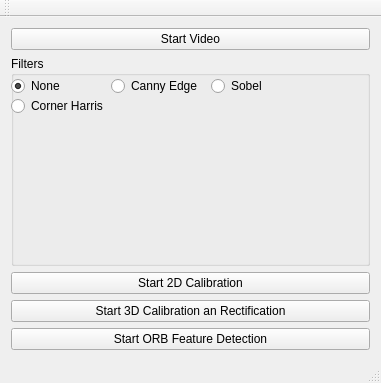
FNicolai/3D-BV, file TemplateCalibration/camcalib.ui: the form before one commit.
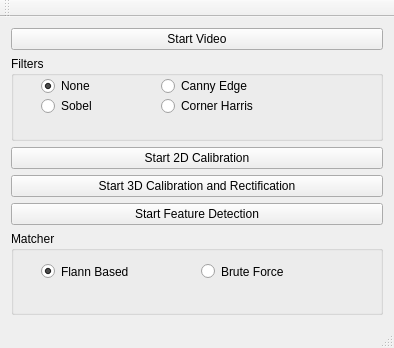
The form after the commit.

Commit message:
Updated GUI  - Fixed some gui mistakes  - Added option to choose between BF- and FLANN-BASED-MATCHER
Updated Code
 - Reduced error by preventing calulation of findHomography if
   vectors are empty
 - Added the option to choose between BF- and FLANN
 - Optimized code by calculating the keypoints for the given
   opject image just ones (Thx. to nlimpert for hint)

Diff of the .ui file:
```diff
--- a/TemplateCalibration/camcalib.ui
+++ b/TemplateCalibration/camcalib.ui
@@ -6,8 +6,8 @@
    <rect>
     <x>0</x>
     <y>0</y>
-    <width>381</width>
-    <height>383</height>
+    <width>394</width>
+    <height>348</height>
    </rect>
   </property>
   <property name="windowTitle">
@@ -32,7 +32,7 @@
         <widget class="QRadioButton" name="radio_none">
          <property name="geometry">
           <rect>
-           <x>0</x>
+           <x>30</x>
            <y>20</y>
            <width>102</width>
            <height>20</height>
@@ -48,9 +48,9 @@
         <widget class="QRadioButton" name="radio_canny">
          <property name="geometry">
           <rect>
-           <x>100</x>
+           <x>150</x>
            <y>20</y>
-           <width>102</width>
+           <width>131</width>
            <height>20</height>
           </rect>
          </property>
@@ -61,8 +61,8 @@
         <widget class="QRadioButton" name="radio_sobel">
          <property name="geometry">
           <rect>
-           <x>200</x>
-           <y>20</y>
+           <x>30</x>
+           <y>40</y>
            <width>102</width>
            <height>20</height>
           </rect>
@@ -74,9 +74,9 @@
         <widget class="QRadioButton" name="radio_corner_harris">
          <property name="geometry">
           <rect>
-           <x>0</x>
+           <x>150</x>
            <y>40</y>
-           <width>102</width>
+           <width>131</width>
            <height>20</height>
           </rect>
          </property>
@@ -96,17 +96,53 @@
       <item>
        <widget class="QPushButton" name="start3DButton">
         <property name="text">
-         <string>Start 3D Calibration an Rectification</string>
+         <string>Start 3D Calibration and Rectification</string>
         </property>
        </widget>
       </item>
       <item>
        <widget class="QPushButton" name="startFeatureButton">
         <property name="text">
-         <string>Start ORB Feature Detection</string>
+         <string>Start Feature Detection</string>
         </property>
        </widget>
       </item>
+      <item>
+       <widget class="QGroupBox" name="groupBox_matcher">
+        <property name="title">
+         <string>Matcher</string>
+        </property>
+        <widget class="QRadioButton" name="radioButton_bf">
+         <property name="geometry">
+          <rect>
+           <x>190</x>
+           <y>30</y>
+           <width>131</width>
+           <height>21</height>
+          </rect>
+         </property>
+         <property name="text">
+          <string>Brute Force</string>
+         </property>
+        </widget>
+        <widget class="QRadioButton" name="radioButton_flann">
+         <property name="geometry">
+          <rect>
+           <x>30</x>
+           <y>30</y>
+           <width>131</width>
+           <height>21</height>
+          </rect>
+         </property>
+         <property name="text">
+          <string>Flann Based</string>
+         </property>
+         <property name="checked">
+          <bool>true</bool>
+         </property>
+        </widget>
+       </widget>
+      </item>
      </layout>
     </item>
    </layout>
```
Left out of the diff: 4 changed lines with no effect on the pictures. The commit also changes 3 other files.
